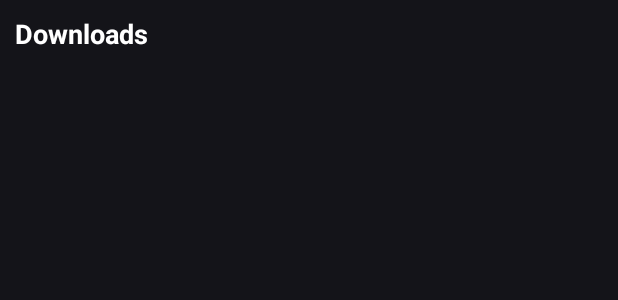
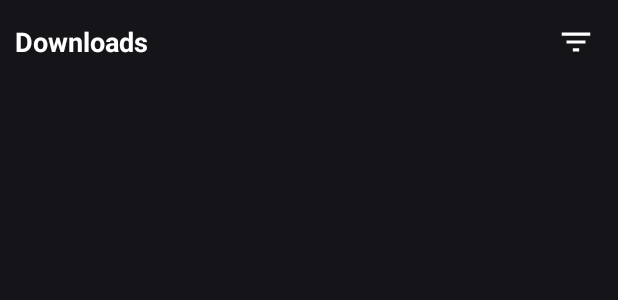
Before and after one commit to LagradOst/QuickNovel, an Android app: the layout fragment_downloads.xml on its own in the app's theme, with its tools: preview values and no code run, on a phone screen of 412 x 824 dp. Shown: the top 300 px of the screen. Run offline under Robolectric (Android 15) with nearby library versions, the phone set to English and light mode, and no system bars.

Commit message:
Sorting order downloads

```diff
--- a/app/src/main/java/com/lagradost/quicknovel/ui/search/SearchFragment.kt
+++ b/app/src/main/java/com/lagradost/quicknovel/ui/search/SearchFragment.kt
@@ -85,6 +85,7 @@ class SearchFragment : Fragment() {
                     MainActivity.allApi.providersActive = apiNamesSettingLocal
                 })
             builder.setTitle("Search Providers")
+            builder.setNegativeButton("Cancel") { _, _ -> }
             builder.show()
         }
 
--- /dev/null
+++ b/app/src/main/res/drawable/ic_baseline_filter_list_24.xml
@@ -0,0 +1,5 @@
+<vector android:height="24dp" android:tint="#FFFFFF"
+    android:viewportHeight="24" android:viewportWidth="24"
+    android:width="24dp" xmlns:android="http://schemas.android.com/apk/res/android">
+    <path android:fillColor="@android:color/white" android:pathData="M10,18h4v-2h-4v2zM3,6v2h18L21,6L3,6zM6,13h12v-2L6,11v2z"/>
+</vector>
--- a/app/src/main/res/layout/fragment_downloads.xml
+++ b/app/src/main/res/layout/fragment_downloads.xml
@@ -9,14 +9,28 @@
     <View android:layout_width="wrap_content" android:layout_height="0dp" android:id="@+id/download_top_padding">
 
     </View>
+    <FrameLayout android:layout_width="match_parent" android:layout_height="wrap_content">
         <TextView
-            android:layout_width="match_parent"
+                android:layout_width="wrap_content"
                 android:layout_height="wrap_content"
                 android:text="@string/downloads_text"
+                android:layout_gravity="center_vertical"
                 android:textSize="18sp"
                 android:textStyle="bold"
                 android:textColor="@color/textColor"
         />
+        <ImageView
+                android:layout_gravity="end|center_vertical"
+                android:id="@+id/download_filter"
+                android:background="?selectableItemBackgroundBorderless"
+                android:src="@drawable/ic_baseline_filter_list_24"
+                android:layout_width="25dp"
+                android:layout_height="25dp"
+                android:layout_margin="5dp"
+                android:contentDescription="@string/sort_downloads_descript">
+        </ImageView>
+    </FrameLayout>
+
     <ScrollView
             android:layout_width="match_parent"
             android:layout_height="match_parent"
--- a/app/src/main/res/values/strings.xml
+++ b/app/src/main/res/values/strings.xml
@@ -26,4 +26,5 @@
     <string name="open_in_browser">Open In Browser</string>
     <string name="select_chapter">Select Chapter</string>
     <string name="search_poster_descript">Poster</string>
+    <string name="sort_downloads_descript">Sort Downloads</string>
 </resources>
```
Also changed, not shown: app/src/main/java/com/lagradost/quicknovel/ui/download/DownloadFragment.kt (+75 -3 lines). Lines whose indentation alone changed are shown as unchanged.
